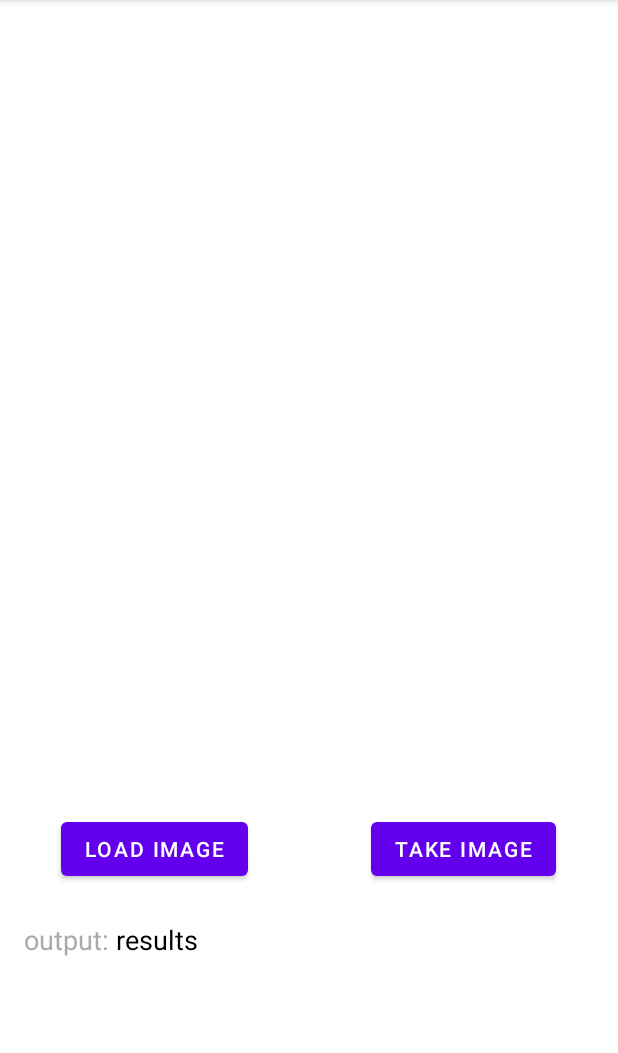
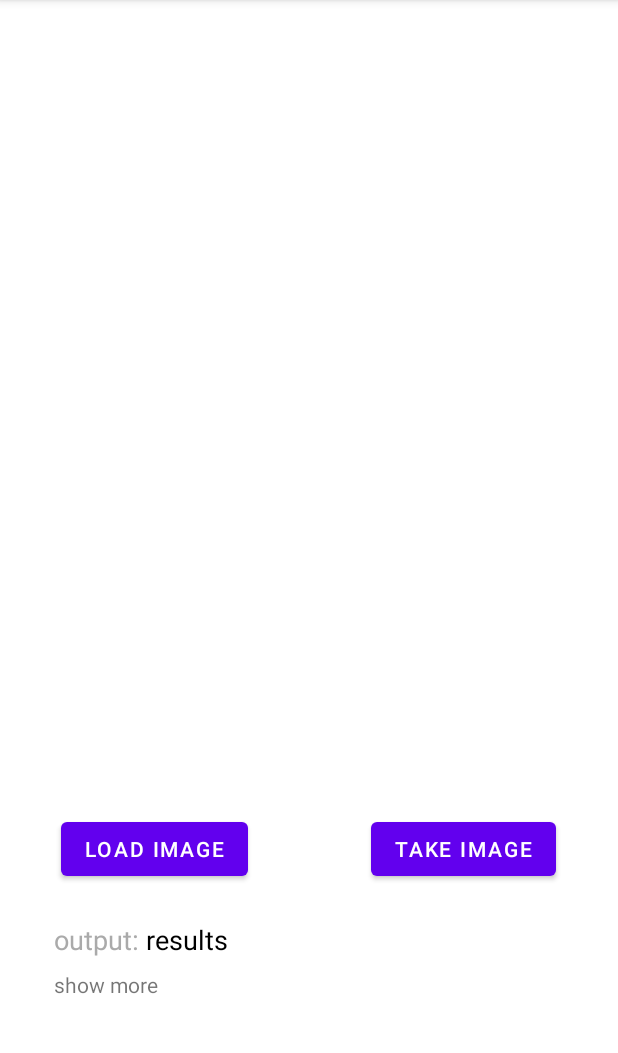
Before and after one commit to ashen007/Identify-Diseases-in-Crops-leaf, an Android app: the screen it shows after launch (MainActivity), on a phone screen of 412 x 824 dp, the part 84-1137 px from its top. Run offline under Robolectric (Android 15) with nearby library versions, the phone set to English and light mode, and no system bars.

Commit message:
complete basic layout of the application

```diff
--- a/mobile application/app/src/main/res/layout/activity_main.xml
+++ b/mobile application/app/src/main/res/layout/activity_main.xml
@@ -40,13 +40,14 @@
         android:id="@+id/textView"
         android:layout_width="wrap_content"
         android:layout_height="wrap_content"
-        android:layout_marginStart="16dp"
+        android:layout_marginStart="36dp"
         android:layout_marginTop="24dp"
         android:text="output: "
         android:textColor="@android:color/darker_gray"
         android:textSize="18sp"
         app:layout_constraintStart_toStartOf="parent"
-        app:layout_constraintTop_toBottomOf="@id/btn_capture_image" />
+        app:layout_constraintTop_toBottomOf="@id/btn_capture_image"
+        />
 
     <TextView
         android:id="@+id/tv_output"
@@ -59,7 +60,15 @@
         app:layout_constraintTop_toBottomOf="@id/btn_capture_image"
         android:layout_marginTop="24dp"/>
 
-
+    <TextView
+        android:layout_width="wrap_content"
+        android:layout_height="wrap_content"
+        android:text="show more"
+        app:layout_constraintTop_toBottomOf="@id/textView"
+        android:layout_marginTop="8dp"
+        android:layout_marginStart="36dp"
+        app:layout_constraintStart_toStartOf="parent"
+        android:textSize="14dp"/>
 
     <androidx.constraintlayout.widget.Guideline
         android:id="@+id/guidline2"
```
